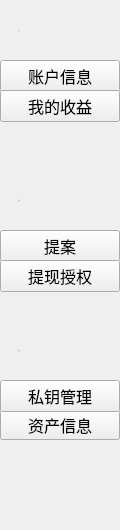
The window that LNKWallet/functionBar/FunctionGuardWidget.ui (HcashOrg/hx-indicator) describes before a commit, drawn with Qt 5.
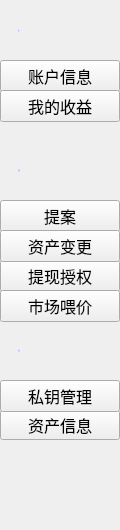
The same window after the commit.

```diff
--- a/LNKWallet/functionBar/FunctionGuardWidget.ui
+++ b/LNKWallet/functionBar/FunctionGuardWidget.ui
@@ -83,7 +83,7 @@
    <property name="geometry">
     <rect>
      <x>0</x>
-     <y>230</y>
+     <y>200</y>
      <width>120</width>
      <height>32</height>
     </rect>
@@ -101,7 +101,7 @@
    <property name="geometry">
     <rect>
      <x>0</x>
-     <y>170</y>
+     <y>140</y>
      <width>120</width>
      <height>60</height>
     </rect>
@@ -211,6 +211,42 @@
     <string>提现授权</string>
    </property>
   </widget>
+  <widget class="QToolButton" name="feedPriceBtn">
+   <property name="geometry">
+    <rect>
+     <x>0</x>
+     <y>290</y>
+     <width>120</width>
+     <height>32</height>
+    </rect>
+   </property>
+   <property name="font">
+    <font>
+     <pointsize>12</pointsize>
+    </font>
+   </property>
+   <property name="text">
+    <string>市场喂价</string>
+   </property>
+  </widget>
+  <widget class="QToolButton" name="coldHotTransferBtn">
+   <property name="geometry">
+    <rect>
+     <x>0</x>
+     <y>230</y>
+     <width>120</width>
+     <height>32</height>
+    </rect>
+   </property>
+   <property name="font">
+    <font>
+     <pointsize>12</pointsize>
+    </font>
+   </property>
+   <property name="text">
+    <string>资产变更</string>
+   </property>
+  </widget>
  </widget>
  <resources/>
  <connections/>
```
